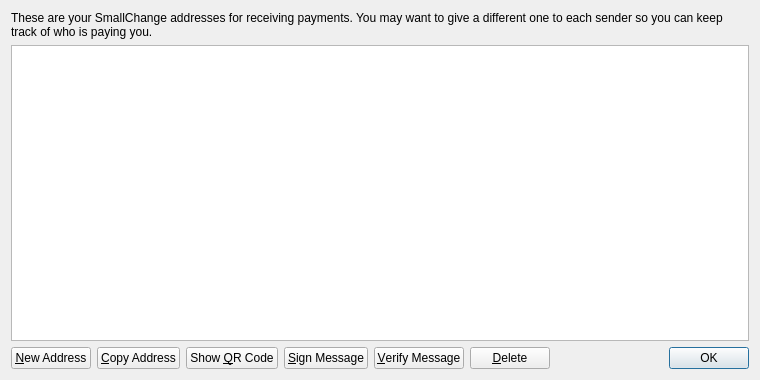
Old version of the form src/qt/forms/addressbookpage.ui in the repository RedOakCoin/RedOakTestNet.
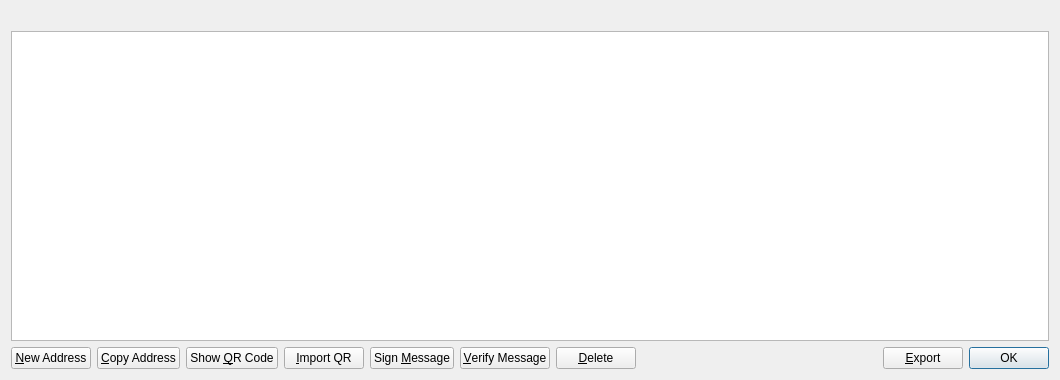
New version of the form. Icons and pictures are not drawn.

Diff of the .ui file:
```diff
--- a/src/qt/forms/addressbookpage.ui
+++ b/src/qt/forms/addressbookpage.ui
@@ -6,7 +6,7 @@
    <rect>
     <x>0</x>
     <y>0</y>
-    <width>760</width>
+    <width>1060</width>
     <height>380</height>
    </rect>
   </property>
@@ -16,8 +16,8 @@
   <layout class="QVBoxLayout" name="verticalLayout">
    <item>
     <widget class="QLabel" name="labelExplanation">
-     <property name="text">
-      <string>These are your SmallChange addresses for receiving payments. You may want to give a different one to each sender so you can keep track of who is paying you.</string>
+     <property name="styleSheet">
+      <string notr="true"/>
      </property>
      <property name="textFormat">
       <enum>Qt::PlainText</enum>
@@ -35,6 +35,9 @@
      <property name="toolTip">
       <string>Double-click to edit address or label</string>
      </property>
+     <property name="styleSheet">
+      <string notr="true"/>
+     </property>
      <property name="tabKeyNavigation">
       <bool>false</bool>
      </property>
@@ -96,13 +99,24 @@
        </property>
       </widget>
      </item>
+     <item>
+      <widget class="QPushButton" name="importQRCodeButton">
+       <property name="text">
+        <string>&amp;Import QR</string>
+       </property>
+       <property name="icon">
+        <iconset resource="../bitcoin.qrc">
+         <normaloff>:/icons/qrcode</normaloff>:/icons/qrcode</iconset>
+       </property>
+      </widget>
+     </item>
      <item>
       <widget class="QPushButton" name="signMessage">
        <property name="toolTip">
         <string>Sign a message to prove you own a Bitcoin address</string>
        </property>
        <property name="text">
-        <string>&amp;Sign Message</string>
+        <string>Sign &amp;Message</string>
        </property>
        <property name="icon">
         <iconset resource="../bitcoin.qrc">
@@ -151,6 +165,20 @@
        </property>
       </spacer>
      </item>
+     <item>
+      <widget class="QPushButton" name="exportButton">
+       <property name="toolTip">
+        <string>Export the data in the current tab to a file</string>
+       </property>
+       <property name="text">
+        <string>&amp;Export</string>
+       </property>
+       <property name="icon">
+        <iconset resource="../bitcoin.qrc">
+         <normaloff>:/icons/export</normaloff>:/icons/export</iconset>
+       </property>
+      </widget>
+     </item>
      <item>
       <widget class="QDialogButtonBox" name="buttonBox">
        <property name="sizePolicy">
```
Left out of the diff: 12 changed lines with no effect on the pictures.
